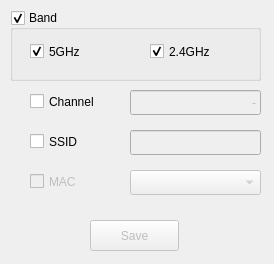
Qt form linssid-app/ViewFilterDialog.ui (chunmeng/linssid-ex) before a commit.
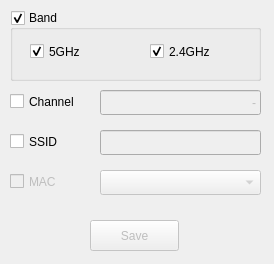
The same form after that commit.

Commit message: Apply ssid filter in proxy model

```diff
--- a/linssid-app/ViewFilterDialog.ui
+++ b/linssid-app/ViewFilterDialog.ui
@@ -91,7 +91,7 @@
    </property>
    <property name="geometry">
     <rect>
-     <x>30</x>
+     <x>10</x>
      <y>90</y>
      <width>92</width>
      <height>23</height>
@@ -110,9 +110,9 @@
    </property>
    <property name="geometry">
     <rect>
-     <x>130</x>
+     <x>100</x>
      <y>90</y>
-     <width>131</width>
+     <width>161</width>
      <height>25</height>
     </rect>
    </property>
@@ -132,7 +132,7 @@
    </property>
    <property name="geometry">
     <rect>
-     <x>30</x>
+     <x>10</x>
      <y>130</y>
      <width>92</width>
      <height>23</height>
@@ -151,7 +151,7 @@
    </property>
    <property name="geometry">
     <rect>
-     <x>30</x>
+     <x>10</x>
      <y>170</y>
      <width>92</width>
      <height>23</height>
@@ -167,9 +167,9 @@
    </property>
    <property name="geometry">
     <rect>
-     <x>130</x>
+     <x>100</x>
      <y>170</y>
-     <width>131</width>
+     <width>161</width>
      <height>25</height>
     </rect>
    </property>
@@ -196,9 +196,9 @@
    </property>
    <property name="geometry">
     <rect>
-     <x>130</x>
+     <x>100</x>
      <y>130</y>
-     <width>131</width>
+     <width>161</width>
      <height>25</height>
     </rect>
    </property>
```
The commit also changes 3 other files.
